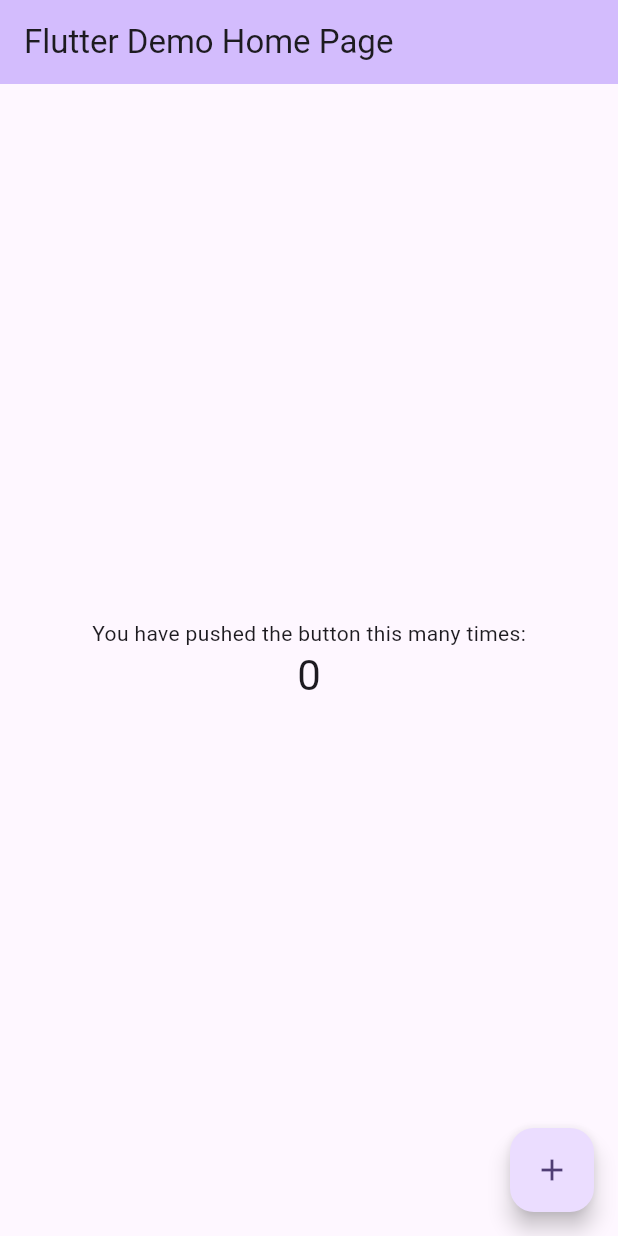
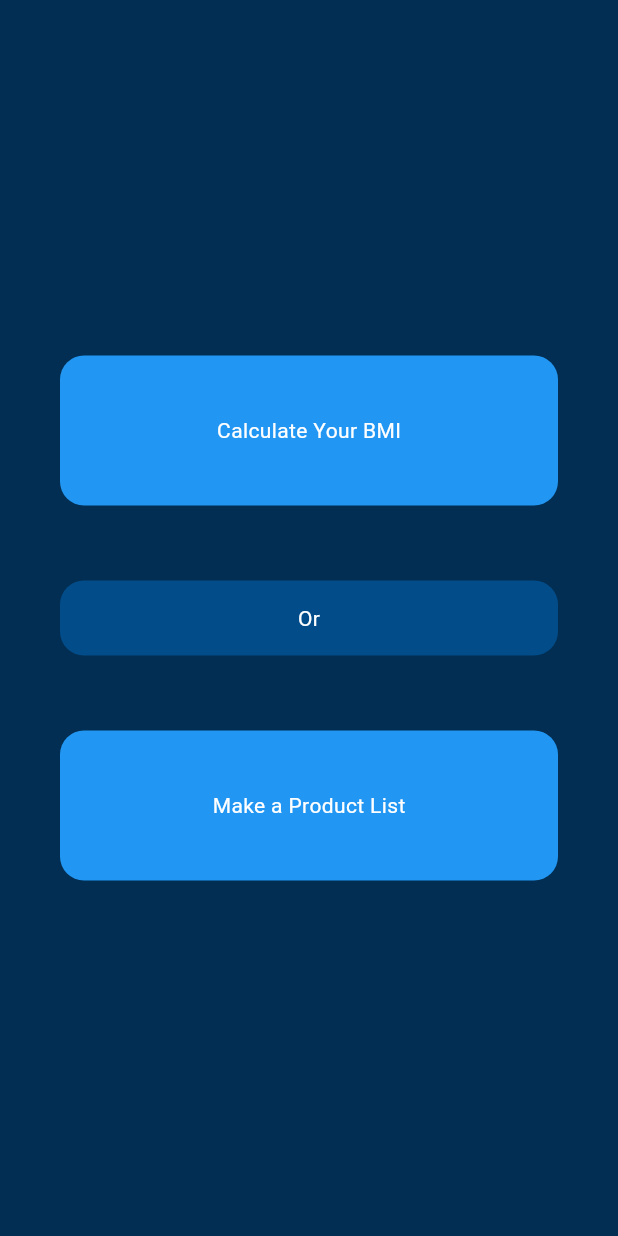
Before and after one commit to Ashik70021/Personal_Utility_App, a Flutter app: the screen it shows after launch, on a phone screen of 412 x 824 dp. Run offline on Flutter 3.47's test engine with Material 3 defaults, Android fonts, the light colour scheme and no system bars; our stand-ins replace device_preview.

Commit message:
Implement home page

```diff
--- /dev/null
+++ b/lib/BMI/input_screen.dart
@@ -0,0 +1,10 @@
+import 'package:flutter/material.dart';
+
+class InputScreen extends StatelessWidget {
+  const InputScreen({super.key});
+
+  @override
+  Widget build(BuildContext context) {
+    return Scaffold(appBar: AppBar(title: Center(child: Text("BMI page"))));
+  }
+}
--- /dev/null
+++ b/lib/CRUD/apps.dart
@@ -0,0 +1,10 @@
+import 'package:flutter/material.dart';
+
+class App extends StatelessWidget {
+  const App({super.key});
+
+  @override
+  Widget build(BuildContext context) {
+    return Scaffold(appBar: AppBar(title: Center(child: Text("TODO page"))));
+  }
+}
--- a/lib/main.dart
+++ b/lib/main.dart
@@ -1,4 +1,6 @@
 import 'package:flutter/material.dart';
+import 'package:personal_utility_app/BMI/input_screen.dart';
+import 'package:personal_utility_app/CRUD/apps.dart';
 import 'package:device_preview/device_preview.dart';
 
 void main() {
@@ -8,116 +10,100 @@ void main() {
 class MyApp extends StatelessWidget {
   const MyApp({super.key});
 
-  // This widget is the root of your application.
   @override
   Widget build(BuildContext context) {
-    return MaterialApp(
-      title: 'Flutter Demo',
-      theme: ThemeData(
-        // This is the theme of your application.
-        //
-        // TRY THIS: Try running your application with "flutter run". You'll see
-        // the application has a purple toolbar. Then, without quitting the app,
-        // try changing the seedColor in the colorScheme below to Colors.green
-        // and then invoke "hot reload" (save your changes or press the "hot
-        // reload" button in a Flutter-supported IDE, or press "r" if you used
-        // the command line to start the app).
-        //
-        // Notice that the counter didn't reset back to zero; the application
-        // state is not lost during the reload. To reset the state, use hot
-        // restart instead.
-        //
-        // This works for code too, not just values: Most code changes can be
-        // tested with just a hot reload.
-        colorScheme: ColorScheme.fromSeed(seedColor: Colors.deepPurple),
-      ),
-      home: const MyHomePage(title: 'Flutter Demo Home Page'),
+    return const MaterialApp(
+      home: MyWidget(),
+      debugShowCheckedModeBanner: false,
     );
   }
 }
 
-class MyHomePage extends StatefulWidget {
-  const MyHomePage({super.key, required this.title});
-
-  // This widget is the home page of your application. It is stateful, meaning
-  // that it has a State object (defined below) that contains fields that affect
-  // how it looks.
-
-  // This class is the configuration for the state. It holds the values (in this
-  // case the title) provided by the parent (in this case the App widget) and
-  // used by the build method of the State. Fields in a Widget subclass are
-  // always marked "final".
-
-  final String title;
+class MyWidget extends StatefulWidget {
+  const MyWidget({super.key});
 
   @override
-  State<MyHomePage> createState() => _MyHomePageState();
+  State<MyWidget> createState() => _MyWidgetState();
 }
 
-class _MyHomePageState extends State<MyHomePage> {
-  int _counter = 0;
-
-  void _incrementCounter() {
-    setState(() {
-      // This call to setState tells the Flutter framework that something has
-      // changed in this State, which causes it to rerun the build method below
-      // so that the display can reflect the updated values. If we changed
-      // _counter without calling setState(), then the build method would not be
-      // called again, and so nothing would appear to happen.
-      _counter++;
-    });
-  }
-
+class _MyWidgetState extends State<MyWidget> {
   @override
   Widget build(BuildContext context) {
-    // This method is rerun every time setState is called, for instance as done
-    // by the _incrementCounter method above.
-    //
-    // The Flutter framework has been optimized to make rerunning build methods
-    // fast, so that you can just rebuild anything that needs updating rather
-    // than having to individually change instances of widgets.
     return Scaffold(
-      appBar: AppBar(
-        // TRY THIS: Try changing the color here to a specific color (to
-        // Colors.amber, perhaps?) and trigger a hot reload to see the AppBar
-        // change color while the other colors stay the same.
-        backgroundColor: Theme.of(context).colorScheme.inversePrimary,
-        // Here we take the value from the MyHomePage object that was created by
-        // the App.build method, and use it to set our appbar title.
-        title: Text(widget.title),
-      ),
-      body: Center(
-        // Center is a layout widget. It takes a single child and positions it
-        // in the middle of the parent.
-        child: Column(
-          // Column is also a layout widget. It takes a list of children and
-          // arranges them vertically. By default, it sizes itself to fit its
-          // children horizontally, and tries to be as tall as its parent.
-          //
-          // Column has various properties to control how it sizes itself and
-          // how it positions its children. Here we use mainAxisAlignment to
-          // center the children vertically; the main axis here is the vertical
-          // axis because Columns are vertical (the cross axis would be
-          // horizontal).
-          //
-          // TRY THIS: Invoke "debug painting" (choose the "Toggle Debug Paint"
-          // action in the IDE, or press "p" in the console), to see the
-          // wireframe for each widget.
-          mainAxisAlignment: MainAxisAlignment.center,
-          children: <Widget>[
-            const Text('You have pushed the button this many times:'),
-            Text(
-              '$_counter',
-              style: Theme.of(context).textTheme.headlineMedium,
+      body: Expanded(
+        child: Stack(
+          children: [
+            Container(color: const Color.fromARGB(255, 1, 46, 82)),
+            Padding(
+              padding: const EdgeInsets.all(40.0),
+              child: Column(
+                mainAxisAlignment: MainAxisAlignment.center,
+                children: [
+                  GestureDetector(
+                    onTap: () {
+                      Navigator.push(
+                        context,
+                        MaterialPageRoute(
+                          builder: (context) => const InputScreen(),
+                        ),
+                      );
+                    },
+                    child: Container(
+                      decoration: BoxDecoration(
+                        borderRadius: BorderRadius.circular(16),
+                        color: Colors.blue,
+                      ),
+                      height: 100,
+                      width: double.infinity,
+                      child: const Center(
+                        child: Text(
+                          "Calculate Your BMI",
+                          style: TextStyle(color: Colors.white),
+                        ),
+                      ),
+                    ),
+                  ),
+                  const SizedBox(height: 50),
+                  Container(
+                    decoration: BoxDecoration(
+                      borderRadius: BorderRadius.circular(16),
+                      color: const Color.fromARGB(255, 2, 76, 137),
+                    ),
+                    height: 50,
+                    width: double.infinity,
+                    child: const Center(
+                      child: Text("Or", style: TextStyle(color: Colors.white)),
+                    ),
+                  ),
+                  const SizedBox(height: 50),
+                  GestureDetector(
+                    onTap: () {
+                      Navigator.push(
+                        context,
+                        MaterialPageRoute(builder: (context) => const App()),
+                      );
+                    },
+                    child: Container(
+                      decoration: BoxDecoration(
+                        borderRadius: BorderRadius.circular(16),
+                        color: Colors.blue,
+                      ),
+                      height: 100,
+                      width: double.infinity,
+                      child: const Center(
+                        child: Text(
+                          "Make a Product List",
+                          style: TextStyle(color: Colors.white),
+                        ),
+                      ),
+                    ),
+                  ),
+                ],
+              ),
             ),
           ],
         ),
       ),
-      floatingActionButton: FloatingActionButton(
-        onPressed: _incrementCounter,
-        tooltip: 'Increment',
-        child: const Icon(Icons.add),
-      ), // This trailing comma makes auto-formatting nicer for build methods.
     );
   }
 }
```
